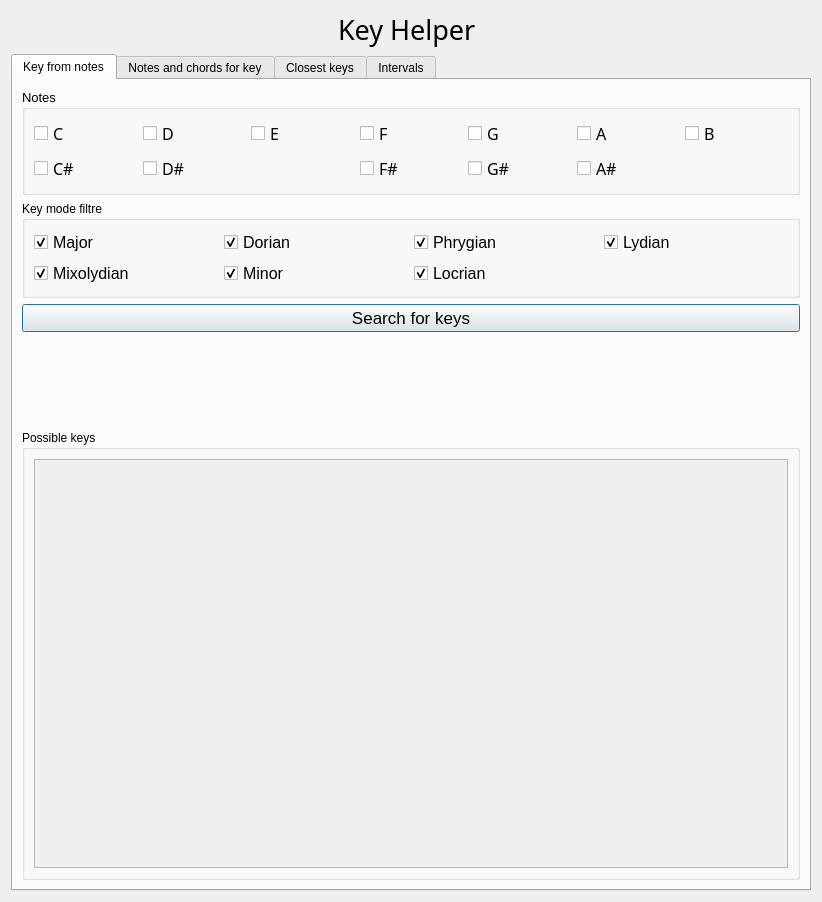
FlexStudia/MusicHelper, file templates/mw.ui: the form before one commit.
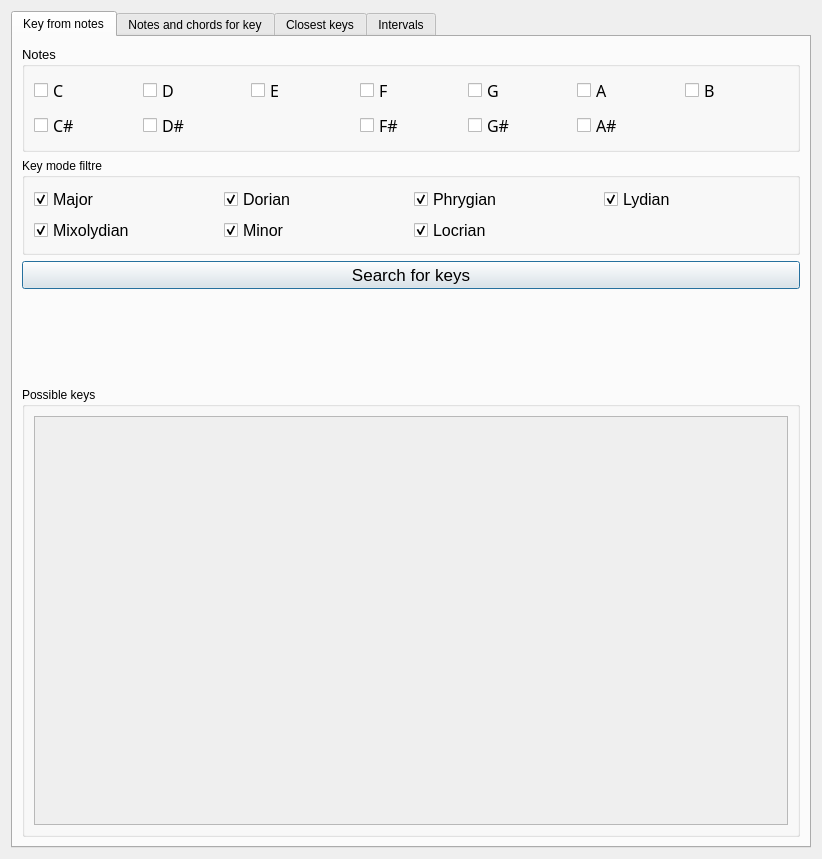
The form after the commit.

Commit message:
Add README and screenshots, remove redundant UI label
Expanded the README to provide detailed project information, usage instructions, and features. Added new screenshots for better visualization of functionalities. Removed an unnecessary UI label ("Key Helper") from the template and Python code to streamline the interface.

```diff
--- a/templates/mw.ui
+++ b/templates/mw.ui
@@ -14,19 +14,6 @@
    <string>Dialog</string>
   </property>
   <layout class="QVBoxLayout" name="verticalLayout_15">
-   <item alignment="Qt::AlignHCenter">
-    <widget class="QLabel" name="label_2">
-     <property name="font">
-      <font>
-       <family>Trebuchet MS</family>
-       <pointsize>20</pointsize>
-      </font>
-     </property>
-     <property name="text">
-      <string>Key Helper </string>
-     </property>
-    </widget>
-   </item>
    <item>
     <spacer name="verticalSpacer">
      <property name="orientation">
```
The commit also changes 6 other files.
